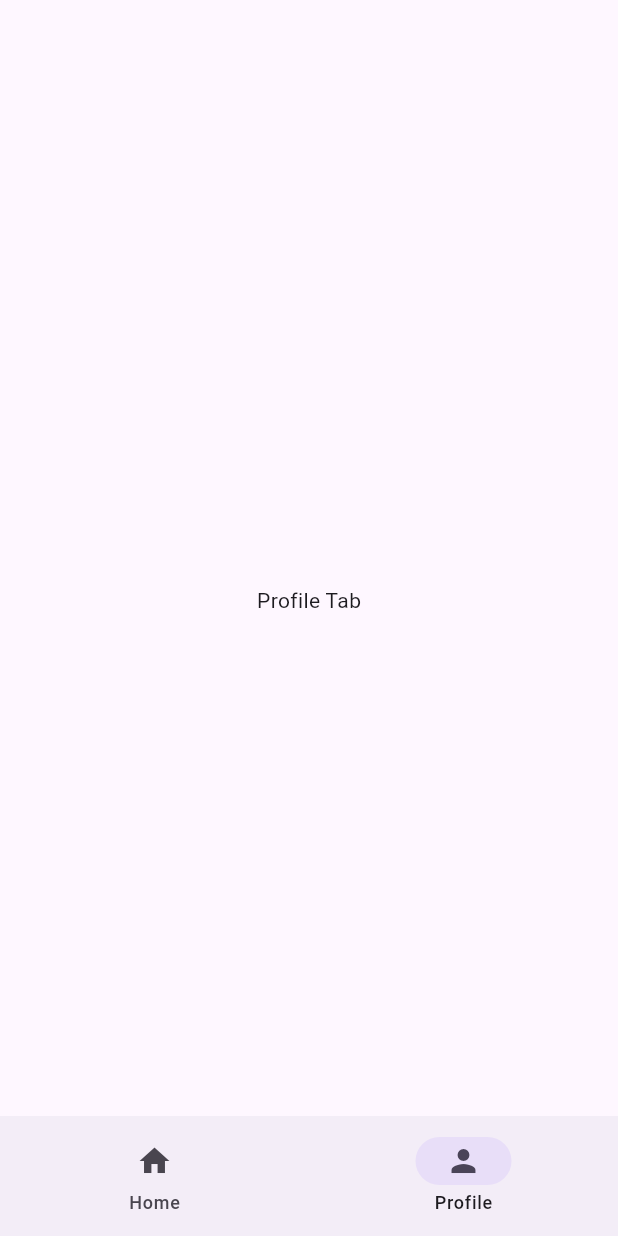
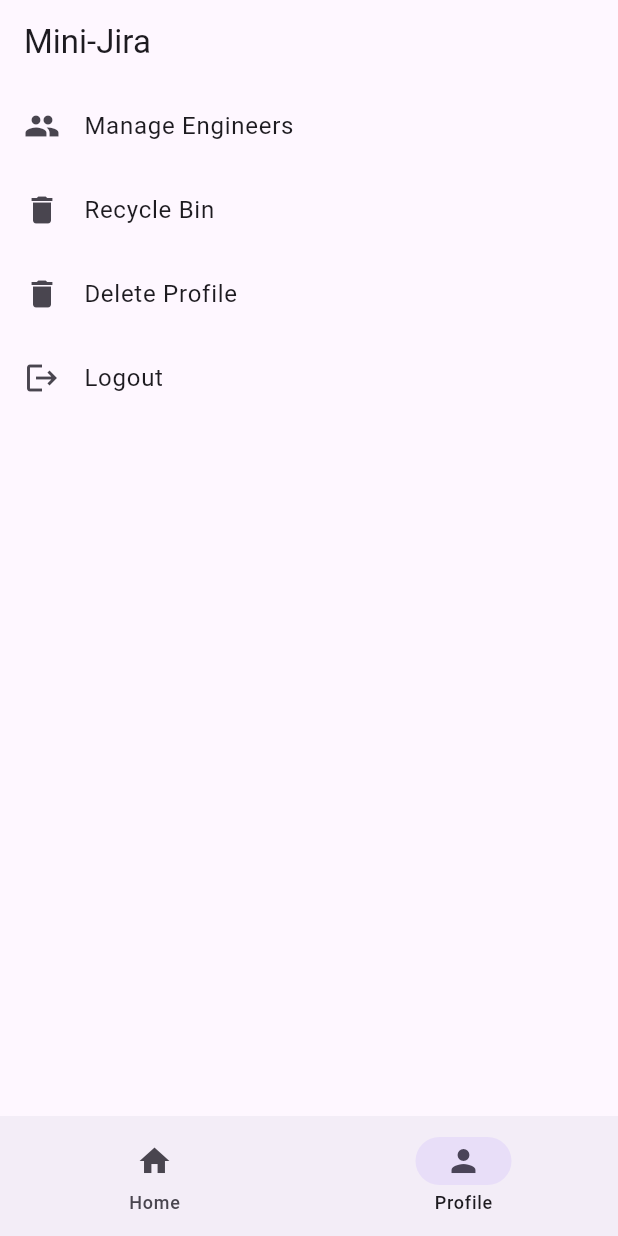
Before and after one commit to Coding-faizan/jira_clone, a Flutter app: the MainDashboard screen opened by its route, item 2 of the bottom bar chosen, on a phone screen of 412 x 824 dp. Run offline on Flutter 3.47's test engine with Material 3 defaults, Android fonts, the phone set to English and light mode, and no system bars; our stand-ins replace flutter_riverpod, go_router, sqflite; accounts and stored records are empty.

Commit message:
profile screen

```diff
--- a/lib/src/common_widgets/main_dashboard.dart
+++ b/lib/src/common_widgets/main_dashboard.dart
@@ -1,4 +1,5 @@
 import 'package:flutter/material.dart';
+import 'package:jira_clone/src/features/profile/presentation/profile_screen.dart';
 
 class MainDashboard extends StatefulWidget {
   const MainDashboard({super.key});
@@ -10,15 +11,12 @@ class MainDashboard extends StatefulWidget {
 class _MainDashboardState extends State<MainDashboard> {
   int currentIndex = 0;
 
-  final tabs = [
-    Center(child: Text('Home Tab')),
-    Center(child: Text('Profile Tab')),
-  ];
+  final tabs = [Center(child: Text('Home Tab')), ProfileScreen()];
 
   @override
   Widget build(BuildContext context) {
     return Scaffold(
-      appBar: AppBar(title: Text('')),
+      appBar: AppBar(title: Text('Mini-Jira')),
       body: tabs[currentIndex],
       bottomNavigationBar: NavigationBar(
         destinations: [
--- /dev/null
+++ b/lib/src/features/profile/presentation/profile_screen.dart
@@ -0,0 +1,34 @@
+import 'package:flutter/material.dart';
+import 'package:go_router/go_router.dart';
+import 'package:jira_clone/src/features/profile/presentation/widgets/profile_action_tile.dart';
+import 'package:jira_clone/src/routing/app_route.dart';
+
+class ProfileScreen extends StatelessWidget {
+  const ProfileScreen({super.key});
+
+  @override
+  Widget build(BuildContext context) {
+    return Column(
+      children: [
+        ProfileActionTile(
+          title: 'Manage Engineers',
+          onTap: () {
+            context.push(AppRoute.manageEngineers);
+          },
+          icon: Icons.people,
+        ),
+        ProfileActionTile(
+          title: 'Recycle Bin',
+          onTap: () {},
+          icon: Icons.delete,
+        ),
+        ProfileActionTile(
+          title: 'Delete Profile',
+          onTap: () {},
+          icon: Icons.delete,
+        ),
+        ProfileActionTile(title: 'Logout', onTap: () {}, icon: Icons.logout),
+      ],
+    );
+  }
+}
--- a/lib/src/features/profile/presentation/manage_engineers_screen.dart
+++ b/lib/src/features/profile/presentation/widgets/manage_engineers_screen.dart
@@ -1,7 +1,7 @@
 import 'package:flutter/material.dart';
 import 'package:flutter_riverpod/flutter_riverpod.dart';
 import 'package:jira_clone/src/features/profile/domain/engineer.dart';
-import 'package:jira_clone/src/features/profile/presentation/engineer_detail_dialog.dart';
+import 'package:jira_clone/src/features/profile/presentation/widgets/engineer_detail_dialog.dart';
 import 'package:jira_clone/src/features/profile/presentation/providers/engineer_detail_controller.dart';
 import 'package:jira_clone/src/features/profile/presentation/providers/engineers_count_state.dart';
 import 'package:jira_clone/src/features/profile/presentation/providers/get_engineers_provider.dart';
--- /dev/null
+++ b/lib/src/features/profile/presentation/widgets/profile_action_tile.dart
@@ -0,0 +1,19 @@
+import 'package:flutter/material.dart';
+
+class ProfileActionTile extends StatelessWidget {
+  const ProfileActionTile({
+    super.key,
+    required this.title,
+    required this.onTap,
+    required this.icon,
+  });
+
+  final String title;
+  final VoidCallback onTap;
+  final IconData icon;
+
+  @override
+  Widget build(BuildContext context) {
+    return ListTile(title: Text(title), onTap: onTap, leading: Icon(icon));
+  }
+}
--- a/lib/src/routing/app_router.dart
+++ b/lib/src/routing/app_router.dart
@@ -5,7 +5,7 @@ import 'package:jira_clone/src/common_widgets/main_dashboard.dart';
 import 'package:jira_clone/src/features/auth/presentation/screens/forgot_password_screen.dart';
 import 'package:jira_clone/src/features/auth/presentation/screens/login_screen.dart';
 import 'package:jira_clone/src/features/auth/presentation/screens/password_reset_screen.dart';
-import 'package:jira_clone/src/features/profile/presentation/manage_engineers_screen.dart';
+import 'package:jira_clone/src/features/profile/presentation/widgets/manage_engineers_screen.dart';
 import 'package:jira_clone/src/routing/app_route.dart';
 
 final goRouterProvider = Provider<GoRouter>((ref) {
```
Also changed, not shown: lib/src/features/profile/presentation/widgets/engineer_detail_dialog.dart (renamed from lib/src/features/profile/presentation/engineer_detail_dialog.dart).
